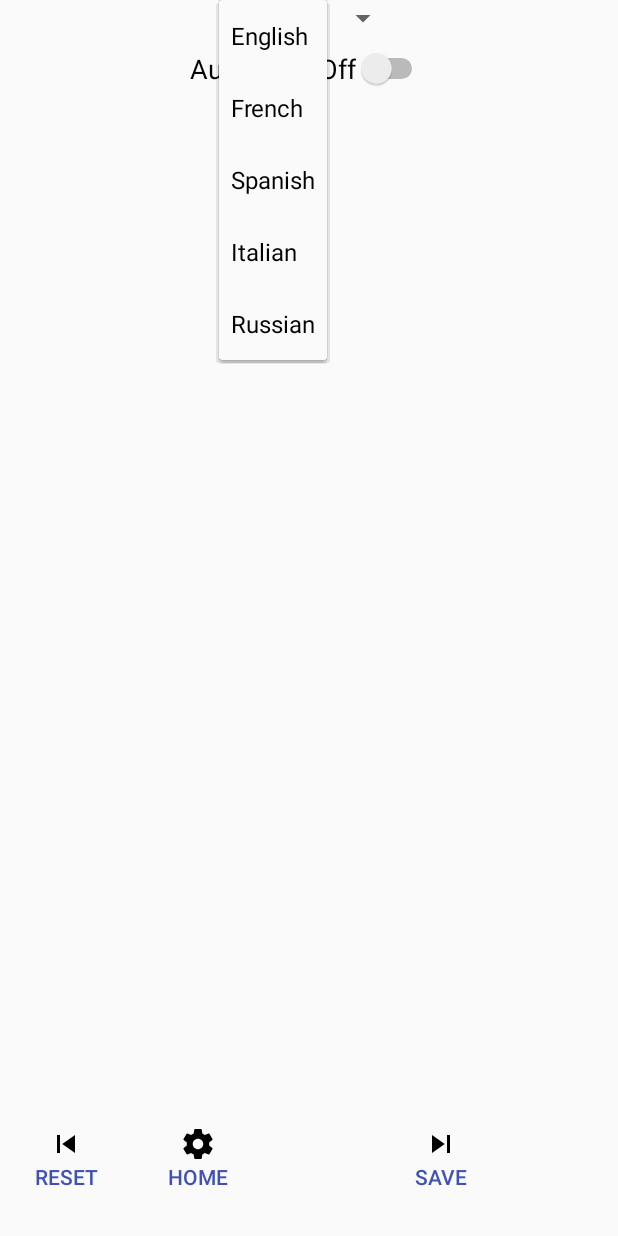
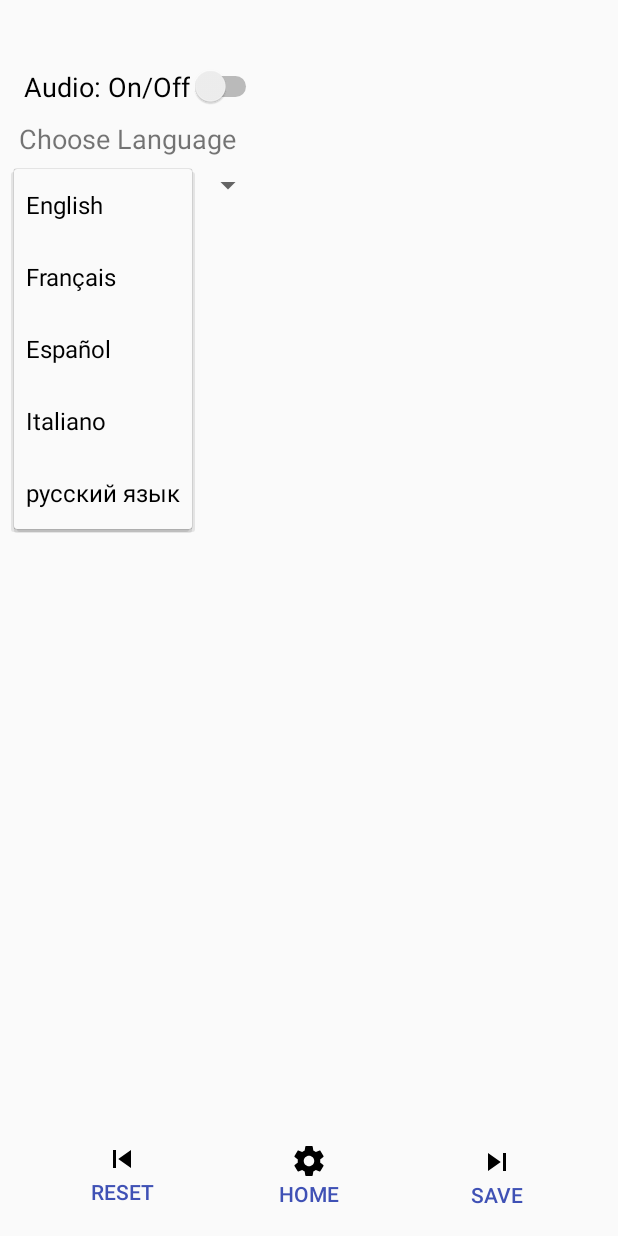
Before and after one commit to yahya09206/childrensbook, an Android app: the ProfileActivity screen opened directly, with no data from a screen before it, after a tap on "English", on a phone screen of 412 x 824 dp. Run offline under Robolectric (Android 15) with nearby library versions, the phone set to English and light mode, and no system bars.

Commit message:
Changed the design of the settings page(tenative)

```diff
--- a/app/src/main/res/layout/activity_profile.xml
+++ b/app/src/main/res/layout/activity_profile.xml
@@ -9,43 +9,51 @@
     <Spinner
         android:id="@+id/planets_spinner"
         android:layout_width="wrap_content"
-        android:layout_height="wrap_content"
-        android:layout_alignParentRight="true"
-        android:layout_below="@+id/txtDesc"
-        android:layout_marginEnd="8dp"
+        android:layout_height="21dp"
+        android:layout_alignParentEnd="true"
         android:layout_marginStart="8dp"
-        android:layout_toRightOf="@id/next_button"
+        android:layout_marginTop="8dp"
+        android:layout_marginEnd="200dp"
+        android:layout_marginBottom="400dp"
+        android:layout_toEndOf="@id/next_button"
         android:entries="@array/planets_array"
         android:textColor="?attr/colorPrimary"
         android:textSize="22sp"
+        android:visibility="visible"
+        app:layout_constraintBottom_toBottomOf="parent"
         app:layout_constraintEnd_toEndOf="parent"
-        app:layout_constraintStart_toStartOf="parent" />
+        app:layout_constraintHorizontal_bias="0.036"
+        app:layout_constraintStart_toStartOf="parent"
+        app:layout_constraintTop_toBottomOf="@+id/textView"
+        app:layout_constraintVertical_bias="0.0" />
 
     <TextView
         android:id="@+id/textView"
         android:layout_width="wrap_content"
         android:layout_height="wrap_content"
-        android:layout_marginBottom="8dp"
+        android:layout_marginStart="8dp"
+        android:layout_marginTop="80dp"
         android:layout_marginEnd="8dp"
-        android:layout_marginStart="1dp"
-        android:text="Choose Language"
+        android:text="@string/choose_language"
         android:textSize="18sp"
-        app:layout_constraintBottom_toTopOf="@+id/planets_spinner"
         app:layout_constraintEnd_toEndOf="parent"
-        app:layout_constraintStart_toStartOf="parent" />
+        app:layout_constraintHorizontal_bias="0.018"
+        app:layout_constraintStart_toStartOf="parent"
+        app:layout_constraintTop_toTopOf="parent" />
 
     <Switch
         android:id="@+id/audioOn"
         android:layout_width="wrap_content"
         android:layout_height="wrap_content"
-        android:layout_marginEnd="8dp"
-        android:layout_marginStart="8dp"
-        android:layout_marginTop="8dp"
-        android:text="Audio: On/Off"
+        android:layout_marginStart="16dp"
+        android:layout_marginTop="44dp"
+        android:layout_marginBottom="8dp"
+        android:text="@string/audio_on_off"
         android:textSize="18sp"
-        app:layout_constraintEnd_toEndOf="parent"
+        app:layout_constraintBottom_toBottomOf="parent"
         app:layout_constraintStart_toStartOf="parent"
-        app:layout_constraintTop_toBottomOf="@+id/planets_spinner" />
+        app:layout_constraintTop_toTopOf="parent"
+        app:layout_constraintVertical_bias="0.0" />
 
     <Button
         android:id="@+id/reset_button"
@@ -62,16 +70,18 @@
         app:layout_constraintHorizontal_bias="0.5"
         app:layout_constraintStart_toStartOf="parent"
         app:layout_constraintTop_toTopOf="parent"
-        app:layout_constraintVertical_bias="0.984" />
+        app:layout_constraintVertical_bias="0.997" />
 
     <Button
         android:id="@+id/save_button"
         style="?android:attr/borderlessButtonStyle"
         android:layout_width="wrap_content"
         android:layout_height="wrap_content"
+        android:layout_marginBottom="8dp"
         android:drawableTop="@drawable/ic_skip_next_black_24dp"
         android:text="@string/save"
         android:textColor="?attr/colorPrimary"
+        app:layout_constraintBottom_toBottomOf="parent"
         app:layout_constraintEnd_toEndOf="parent"
         app:layout_constraintHorizontal_bias="0.5"
         app:layout_constraintStart_toEndOf="@+id/home_button"
@@ -82,10 +92,12 @@
         style="?android:attr/borderlessButtonStyle"
         android:layout_width="wrap_content"
         android:layout_height="wrap_content"
+        android:layout_marginBottom="8dp"
         android:drawableTop="@drawable/ic_settings_black_24dp"
         android:text="@string/home"
         android:textColor="?attr/colorPrimary"
-        app:layout_constraintEnd_toStartOf="@+id/next_button"
+        app:layout_constraintBottom_toBottomOf="parent"
+        app:layout_constraintEnd_toStartOf="@+id/save_button"
         app:layout_constraintHorizontal_bias="0.5"
         app:layout_constraintStart_toEndOf="@+id/reset_button"
         app:layout_constraintTop_toTopOf="@+id/reset_button" />
--- a/app/src/main/res/values/strings.xml
+++ b/app/src/main/res/values/strings.xml
@@ -28,10 +28,10 @@
     <string name="settings">Settings</string>
     <string-array name="planets_array">
         <item>English</item>
-        <item>French</item>
-        <item>Spanish</item>
-        <item>Italian</item>
-        <item>Russian</item>
+        <item>Français</item>
+        <item>Español</item>
+        <item>Italiano</item>
+        <item>русский язык</item>
     </string-array>
     <!-- Strings related to Settings -->
     <!-- Example General settings -->
@@ -90,4 +90,6 @@
     <string name="pref_title_ringtone">Ringtone</string>
     <string name="pref_ringtone_silent">Silent</string>
     <string name="pref_title_vibrate">Vibrate</string>
+    <string name="choose_language">Choose Language</string>
+    <string name="audio_on_off">Audio: On/Off</string>
 </resources>
```
